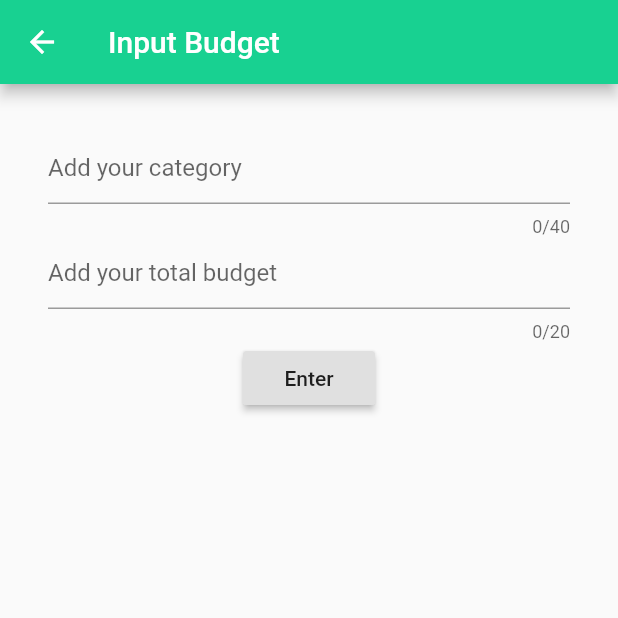
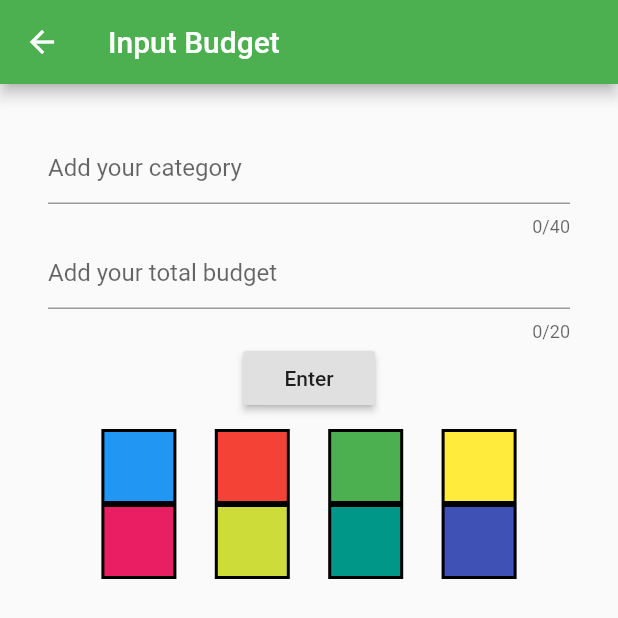
Before and after one commit to tisla002/MangageBudget---Mobile-App, a Flutter app: the AddBudgetPage screen opened directly, on a phone screen of 412 x 824 dp. Shown: the top 618 px of the screen. Run offline on Flutter 3.47's test engine with Material 2 defaults, Android fonts, the phone set to English and light mode, and no system bars; our stand-ins replace charts_flutter, firebase_auth, firebase_database, google_sign_in; missing offline and left inert: flutter_sidekick; accounts and stored records are empty.

Commit message:
current progress, added color pickers

```diff
--- a/src/manage_budget/lib/budget_page.dart
+++ b/src/manage_budget/lib/budget_page.dart
@@ -7,6 +7,7 @@ import 'firebase.dart';
 import 'login_page.dart';
 import 'package:flutter/services.dart';
 import 'dart:math';
+import 'package:flutter_sidekick/flutter_sidekick.dart';
 
 final budgetBoxHeight = 30.0;
 final budgetBoxWidth = 400.0;
@@ -22,6 +23,34 @@ List<BudgetCategory> dataSample = [
   new BudgetCategory("Groceries", 500, 200, charts.MaterialPalette.blue.shadeDefault),
   new BudgetCategory("Potatoes", 600, 400, charts.MaterialPalette.pink.shadeDefault)
 ];
+
+class colorPickerEntry{
+  final Color dartColor;
+  final charts.Color chartColor;
+
+  colorPickerEntry(this.dartColor,this.chartColor);
+}
+List<colorPickerEntry> colorPickerList = [
+  new colorPickerEntry(Colors.blue,charts.MaterialPalette.blue.shadeDefault),
+  new colorPickerEntry(Colors.red,charts.MaterialPalette.red.shadeDefault),
+  new colorPickerEntry(Colors.green,charts.MaterialPalette.green.shadeDefault),
+  new colorPickerEntry(Colors.yellow,charts.MaterialPalette.yellow.shadeDefault),
+  new colorPickerEntry(Colors.pink,charts.MaterialPalette.pink.shadeDefault),
+  new colorPickerEntry(Colors.lime, charts.MaterialPalette.lime.shadeDefault),
+  new colorPickerEntry(Colors.teal,charts.MaterialPalette.teal.shadeDefault),
+  new colorPickerEntry(Colors.indigo, charts.MaterialPalette.indigo.shadeDefault)
+];
+colorPickerEntry colorPicker(String targetString){
+  if (targetString == "blue") {return colorPickerList.elementAt(0);}
+  if (targetString == "red") {return colorPickerList.elementAt(1);}
+  if (targetString == "green") {return colorPickerList.elementAt(2);}
+  if (targetString == "yellow") {return colorPickerList.elementAt(3);}
+  if (targetString == "pink") {return colorPickerList.elementAt(4);}
+  if (targetString == "lime") {return colorPickerList.elementAt(5);}
+  if (targetString == "teal") {return colorPickerList.elementAt(6);}
+  if (targetString == "indigo") {return colorPickerList.elementAt(7);}
+
+}
 
 class BudgetPage extends StatefulWidget {
   @override
@@ -44,23 +73,14 @@ class _BudgetPageState extends State<BudgetPage> {
           }
       ),
       body: ListView(
+          scrollDirection: Axis.vertical,
           children: <Widget>[
             Container(
-            height: 700,
-            child: ListView(
-              scrollDirection: Axis.vertical,
-              children: <Widget>[
-                /*Row(
-                  children: <Widget> [
-                    Expanded(
-                      child: Text('spacing'),
-                    )
-                  ]
-                ),*/
-                expensesListView(),
-              ],
+//              height: 10000,
+//              padding: const EdgeInsets.all(10.0),
+//              color: Colors.green,
+              child: expensesListView(),
             ),
-          )
           ],
       ),
     );
@@ -104,11 +124,8 @@ class _expensesListViewState extends State<expensesListView>{
 
   @override
   Widget build(BuildContext context){
-    /*return GestureDetector(
-      onTap: ( ) {
-         //Todo on tap gesture
-      },
-      child:*/ return ListView.builder(
+        return ListView.builder(        //not scrolling, which is an issue
+//          padding: const EdgeInsets.all(2.0),
         scrollDirection: Axis.vertical,
         shrinkWrap: true,
         itemCount: targetList.length,
@@ -124,21 +141,21 @@ class _expensesListViewState extends State<expensesListView>{
                     child: Container(
                       height: 90,
                       padding: const EdgeInsets.all(10.0),
-                    child: Text(targetList.elementAt(position).category, style: TextStyle(fontSize: 16.0, fontWeight: FontWeight.bold, color: Colors.green)),
-                  ),
+                      alignment: Alignment.topRight,
+                      child: Text("\$" + targetList.elementAt(position).budgetSpent.toString() + " of \$" + targetList.elementAt(position).totalBudget.toString(),style: TextStyle(fontSize: 16.0,color:Colors.green)), //color is added dynamically
+                    )
                 ),
                 Card(
                   child: Container(
                     height: 90,
                     padding: const EdgeInsets.all(10.0),
-                    alignment: Alignment.topRight,
-                    child: Text("yoooo" ),
-                  )
+                    child: Text(targetList.elementAt(position).category, style: TextStyle(fontSize: 16.0, fontWeight: FontWeight.bold, color: Colors.green)),
+                  ),
                 ),
                 Card(
                   color: Colors.grey,
                   child: Container(
-                    height: 52, //have to manually put in this value ._." (52, 65)
+                    height: 48, //have to manually put in this value ._." (52, 65)
                     padding: const EdgeInsets.all(16.0),
                   )
                 ),
@@ -149,28 +166,30 @@ class _expensesListViewState extends State<expensesListView>{
                              targetList.elementAt(position).budgetSpent),
                   child: Container(
                     padding: const EdgeInsets.all(16.0),
-                    child: Row(
-                        mainAxisAlignment: MainAxisAlignment.spaceBetween,
-                        children:[
-                          Column(
-                              crossAxisAlignment: CrossAxisAlignment.start,
-                              children:[
-                                Align(
-                                    alignment: Alignment.centerLeft,
-                                    child: Container(
-//                                    child:Text(targetList.elementAt(position).category, style: TextStyle(fontSize: 16.0,fontWeight: FontWeight.bold, color: Colors.white)),
-                                    )
-                                ),
-                              ]
-                          ),
-                          Align(
-                              alignment: Alignment.centerRight,
-                              child:Container(
-                                  child:Text("\$"+targetList.elementAt(position).budgetSpent.toString() + " of \$" +targetList.elementAt(position).totalBudget.toString(),style: TextStyle(fontSize: 16.0,color:Colors.white))
-                              )
-                          )
-                        ]
-                    ),
+                    height: 48,
+//                    child: Row(
+//                        mainAxisAlignment: MainAxisAlignment.spaceBetween,
+//                        children:[
+//                          Column(
+//                              crossAxisAlignment: CrossAxisAlignment.start,
+//                              children:[
+//                                Align(
+//                                    alignment: Alignment.centerLeft,
+//                                    child: Container(
+////                                    child:Text(targetList.elementAt(position).category, style: TextStyle(fontSize: 16.0,fontWeight: FontWeight.bold, color: Colors.white)),
+//                                    )
+//                                ),
+//                              ]
+//                          ),
+//                          Align(
+//                              alignment: Alignment.centerRight,
+//                              child:Container(
+//                                height: 32,
+////                                  child:Text("\$"+targetList.elementAt(position).budgetSpent.toString() + " of \$" +targetList.elementAt(position).totalBudget.toString(),style: TextStyle(fontSize: 16.0,color:Colors.white))
+//                              )
+//                          )
+//                        ]
+//                    ),
                   ),
                 ),
               ),
@@ -196,7 +215,7 @@ class AddBudgetPage extends StatelessWidget {
   Widget build(BuildContext context) {
     return new Scaffold(
         appBar: new AppBar(
-          backgroundColor: new Color(0xFF18D191),
+          backgroundColor: Colors.green,//new Color(0xFF18D191),
           title: new Text('Input Budget'),
         ),
         body: new Container(
@@ -250,6 +269,10 @@ class AddBudgetPage extends StatelessWidget {
                         },
                         child: Text('Enter'),
                       ),
+                      new Container(
+                        height: 500,
+                        child: BudgetColorChoices(),
+                      )
                     ])
                 ),
             ),
@@ -257,6 +280,106 @@ class AddBudgetPage extends StatelessWidget {
   }
 }
 
+class BudgetColorChoices extends StatefulWidget {
+  @override
+  State<BudgetColorChoices> createState(){
+    return _BudgetColorChoicesState();
+  }
+}
+
+class _BudgetColorChoicesState extends State<BudgetColorChoices> {
+  int addition = 3;
+
+  @override
+  Widget build(BuildContext context) {
+    return ListView.builder(
+        shrinkWrap: false,
+        itemCount: colorPickerList.length ~/ 4,
+        padding: const EdgeInsets.all(10.0),
+        itemBuilder: (context, i) { //need to fix issue of overflow
+
+            return Row(
+            mainAxisSize: MainAxisSize.min,
+//            verticalDirection: VerticalDirection.,
+            mainAxisAlignment: MainAxisAlignment.spaceEvenly,
+            children: <Widget>[
+               GestureDetector(
+                    onTap: () {
+                      buttonPressed(context);
+                    },
+                    child: Container(
+                        alignment: Alignment.center,
+                        height: 50.0,
+                        width: 50.0,
+                        padding: EdgeInsets.all(16.0),
+                        decoration: BoxDecoration(
+                            color: colorPickerList.elementAt( (i * addition) + i + 0).dartColor,
+                            border: Border.all(
+                              color: Colors.black,
+                              width: 2.0,
+                            )
+                        )
+                    ),
+                  ),
+              GestureDetector(
+                onTap:( ) {
+                  buttonPressed(context);
+                },
+                child: Container(
+                    alignment: Alignment.center,
+                    height: 50.0, width: 50.0,
+                    padding: EdgeInsets.all(16.0),
+                    decoration: BoxDecoration(
+                        color: colorPickerList.elementAt( (i * addition) + i + 1 ).dartColor,
+                        border: Border.all(
+                          color: Colors.black,
+                          width: 2.0,
+                        )
+                    )
+                ),
+              ),
+              GestureDetector(
+                onTap:( ) {
+                  buttonPressed(context);
+                },
+                child: Container(
+                    alignment: Alignment.centerRight,
+                    height: 50.0, width: 50.0,
+                    padding: EdgeInsets.all(16.0),
+                    decoration: BoxDecoration(
+                        color: colorPickerList.elementAt( (i * addition) + i + 2 ).dartColor,
+                        border: Border.all(
+                          color: Colors.black,
+                          width: 2.0,
+                        )
+                    )
+                ),
+              ),
+              GestureDetector(
+                onTap:( ) {
+                  buttonPressed(context);
+                },
+                child: Container(
+                    alignment: Alignment.center,
+                    height: 50.0, width: 50.0,
+                    padding: EdgeInsets.all(16.0),
+                    decoration: BoxDecoration(
+                        color: colorPickerList.elementAt( (i * addition) + i + 3 ).dartColor,
+                        border: Border.all(
+                          color: Colors.black,
+                          width: 2.0,
+                        )
+                    )
+                ),
+              ),
+            ],
+          );
+            i = i + 4;
+        }
+    );
+
+  }
+}
 void nothingEntered(BuildContext context) {
   var alertDialog = AlertDialog(
     title: Text("Enter in your budget info fool, Look: " + _total_budget + " , " + _new_category),
@@ -278,7 +401,7 @@ void buttonPressed(BuildContext context) {
 //  }
   var alertDialog = AlertDialog(
     title: Text("You have pressed a button successfully"),
-    content: Text("Thank you, your data is stored"),
+    content: Text("Thank you my dude"),
   );
 
   showDialog(
@@ -326,5 +449,7 @@ class BudgetCategory {
 
   BudgetCategory(this.category, this.totalBudget, this.budgetSpent, this.barColor);
 }
+/*class AddInputColors extends AddBudgetPage {
 
+}*/
 //comment im here
```
Lines whose indentation alone changed are shown as unchanged.
